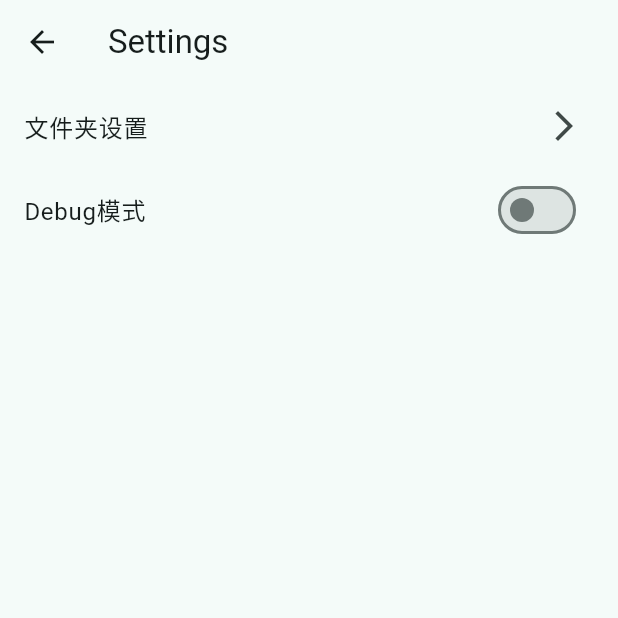
After one commit to fansa92/Kanada, a Flutter app: the MorePage screen opened by its route, after a tap on "Settings", on a phone screen of 412 x 824 dp, the top half of it. The commit adds this screen. Run offline on Flutter 3.47's test engine with Material 3 defaults, Android fonts, the light colour scheme and no system bars; drawn by our look-alikes of dynamic_color; our stand-ins replace audio_service, fluttertoast, just_audio, just_audio_background, permission_handler, plugin_platform_interface; missing offline and left inert: audio_metadata_reader; accounts and stored records are empty.

```diff
--- a/lib/global.dart
+++ b/lib/global.dart
@@ -1,22 +1,30 @@
 import 'package:flutter/material.dart';
 import 'package:just_audio/just_audio.dart';
 import 'package:kanada/pages/app.dart';
+import 'package:kanada/pages/folders.dart';
+import 'package:kanada/pages/home.dart';
 import 'package:kanada/pages/more.dart';
 import 'package:kanada/pages/more/debug.dart';
 import 'package:kanada/pages/more/debug/file_choose.dart';
 import 'package:kanada/pages/more/debug/link.dart';
 import 'package:kanada/pages/more/debug/player.dart';
 import 'package:kanada/pages/more/debug/toast.dart';
+import 'package:kanada/pages/more/settings.dart';
+import 'package:kanada/pages/more/settings/folders.dart';
 
 class Global{
   static Map<String, WidgetBuilder> routes = {
     '/': (context) => const AppPage(),
+    '/home': (context) => const HomePage(),
+    '/folders': (context) => const FoldersPage(),
     '/more': (context) => const MorePage(),
     '/more/debug': (context) => const DebugPage(),
     '/more/debug/link': (context) => const LinkDebug(),
     '/more/debug/player': (context) => const PlayerDebug(),
     '/more/debug/toast': (context) => const ToastDebug(),
     '/more/debug/file_choose': (context) => const FileChooseDebug(),
+    '/more/settings': (context) => const SettingsPage(),
+    '/more/settings/folders': (context) => const FoldersSettings(),
   };
   static late AudioPlayer player;
 }
--- a/lib/main.dart
+++ b/lib/main.dart
@@ -4,6 +4,7 @@ import 'package:flutter/services.dart';
 import 'package:just_audio/just_audio.dart';
 import 'package:just_audio_background/just_audio_background.dart';
 import 'package:kanada/global.dart';
+import 'package:kanada/settings.dart';
 import 'package:permission_handler/permission_handler.dart';
 
 Future<void> main() async {
@@ -30,6 +31,7 @@ Future<void> main() async {
     // systemNavigationBarIconBrightness: Brightness.dark,
   ));
   requestPermission();
+  Settings.fresh();
   runApp(const MyApp());
 }
 
--- a/lib/pages/app.dart
+++ b/lib/pages/app.dart
@@ -1,5 +1,8 @@
 import 'package:flutter/material.dart';
+import 'package:kanada/pages/folders.dart';
 import 'package:kanada/pages/more.dart';
+
+import 'home.dart';
 
 class AppPage extends StatefulWidget{
   const AppPage({super.key});
@@ -8,8 +11,9 @@ class AppPage extends StatefulWidget{
 }
 class _AppPageState extends State<AppPage>{
   static List<List<dynamic>> nav = [
-    [NavigationDestination(icon: Icon(Icons.home), label: 'Home'), const Text('Home')],
+    [NavigationDestination(icon: Icon(Icons.home), label: 'Home'), const HomePage()],
     [NavigationDestination(icon: Icon(Icons.search), label: 'Search'), const Text('Search')],
+    [NavigationDestination(icon: Icon(Icons.library_music), label: 'Music'), FoldersPage()],
     [NavigationDestination(icon: Icon(Icons.settings), label: 'More'), const MorePage()],
   ];
   int index = 0;
--- a/lib/pages/more.dart
+++ b/lib/pages/more.dart
@@ -1,20 +1,23 @@
 import 'package:flutter/material.dart';
-
+import '../settings.dart';
 import '../widgets/link_list.dart';
 
-class MorePage extends StatefulWidget{
+class MorePage extends StatefulWidget {
   const MorePage({super.key});
+
   @override
   State<MorePage> createState() => _MorePageState();
 }
-class _MorePageState extends State<MorePage>{
-  static List<List<dynamic>> settings = [
-    [Icons.bug_report, "Debug", '/more/debug']
-  ];
+
+class _MorePageState extends State<MorePage> {
   @override
   Widget build(BuildContext context) {
+    List<List<dynamic>> settings = <List<dynamic>>[
+      [Icons.settings, 'Settings', '/more/settings'],
+      if (Settings.debug) [Icons.bug_report, 'Debug', '/more/debug'],
+    ];
     return Scaffold(
-      body: LinkList(links: settings),
+      body: LinkList(links: settings, onTap: () => setState(() {})),
     );
   }
 }
--- a/lib/pages/more/debug.dart
+++ b/lib/pages/more/debug.dart
@@ -11,6 +11,9 @@ class _DebugPageState extends State<DebugPage>{
   @override
   Widget build(BuildContext context) {
     return Scaffold(
+      appBar: AppBar(
+        title: const Text('Debug'),
+      ),
       body: LinkList(links: [
         [Icons.link, 'Link Debug Page', '/more/debug/link'],
         [Icons.music_note, 'Player Debug Page', '/more/debug/player'],
--- /dev/null
+++ b/lib/pages/more/settings.dart
@@ -0,0 +1,52 @@
+import 'package:flutter/material.dart';
+import 'package:kanada/widgets/link.dart';
+
+import '../../settings.dart';
+
+class SettingsPage extends StatefulWidget {
+  const SettingsPage({super.key});
+
+  @override
+  State<SettingsPage> createState() => _SettingsPageState();
+}
+
+class _SettingsPageState extends State<SettingsPage> {
+  @override
+  void initState() {
+    super.initState();
+  }
+
+  @override
+  Widget build(BuildContext context) {
+    return Scaffold(
+      appBar: AppBar(title: const Text('Settings')),
+      body: ListView(
+        children: [
+          Link(
+            route: '/more/settings/folders',
+            child: ListTile(
+              title: Text('文件夹设置'),
+              trailing: Icon(Icons.arrow_forward_ios),
+            ),
+          ),
+          ListTile(
+            title: Text('Debug模式'),
+            trailing: Switch(
+              value: Settings.debug,
+              onChanged: (bool value) {
+                Settings.debug = value;
+                Settings.save();
+                setState(() {});
+              },
+            ),
+            onTap: () {
+              Settings.debug = !Settings.debug;
+              Settings.save();
+              setState(() {});
+            },
+          ),
+        ],
+      ),
+    );
+  }
+}
--- a/lib/settings.dart
+++ b/lib/settings.dart
@@ -0,0 +1,29 @@
+import 'package:kanada/userdata.dart';
+
+class Settings{
+  static Future<void> fresh() async {
+    final Map json =await UserData('settings.json').get(
+        defaultValue: {
+          'name': 'Kanade',
+          'folders': ['/storage/emulated/0/Music/'],
+          'debug': false,
+        }
+    );
+    name = json['name'];
+    folders = json['folders'].cast<String>();
+    debug = json['debug'];
+  }
+  static Future<void> save() async {
+    await UserData('settings.json').post({
+      'name': name,
+      'folders': folders,
+      'debug': debug,
+    });
+  }
+  static String toString_(){
+    return 'Settings{name: $name, folders: $folders, debug: $debug}';
+  }
+  static late String name;
+  static late List<String> folders;
+  static late bool debug;
+}
--- a/lib/widgets/link.dart
+++ b/lib/widgets/link.dart
@@ -142,8 +142,9 @@ class Link extends StatefulWidget {
   final Curve? curve;
   final double? elevation;
   final Color? shadowColor;
-  final BorderRadius? borderRadius; // 新增圆角参数
-  final Clip? clipBehavior; // 新增裁剪行为参数
+  final BorderRadius? borderRadius;
+  final Clip? clipBehavior;
+  final Function? onTap; // 新增 onTap 回调
 
   const Link({
     super.key,
@@ -155,6 +156,7 @@ class Link extends StatefulWidget {
     this.shadowColor,
     this.borderRadius,
     this.clipBehavior,
+    this.onTap, // 接收外部点击回调
   });
 
   @override
@@ -164,32 +166,36 @@ class Link extends StatefulWidget {
 class _LinkState extends State<Link> {
   final GlobalKey widgetKey = GlobalKey();
 
-  @override
-  Widget build(BuildContext context) {
-    return InkWell(
-      key: widgetKey,
-      onTap: () {
+  Future<void> _handleTap() async {
+    // 默认导航逻辑（如果外部未提供回调）
     final RenderBox renderBox = context.findRenderObject() as RenderBox;
     final Offset offset = renderBox.localToGlobal(Offset.zero);
     final Size size = renderBox.size;
-        Navigator.push(
+    await Navigator.push(
       context,
       CustomRoute(
         position: [offset.dx, offset.dy],
-            // 起始位置 (left, top)
         size: [size.width, size.height],
-            // 起始尺寸 (width, height)
         builder: (context) => Global.routes[widget.route]!(context),
         duration: widget.duration ?? const Duration(milliseconds: 300),
         curve: widget.curve ?? Curves.easeInOut,
         elevation: widget.elevation ?? 8.0,
         shadowColor: widget.shadowColor ?? Colors.black,
         borderRadius: widget.borderRadius ?? BorderRadius.zero,
-            // 使用传入的圆角
-            clipBehavior: widget.clipBehavior ?? Clip.antiAlias, // 使用传入的裁剪行为
+        clipBehavior: widget.clipBehavior ?? Clip.antiAlias,
       ),
     );
-      },
+
+    if (widget.onTap != null) {
+      widget.onTap!();
+    }
+  }
+
+  @override
+  Widget build(BuildContext context) {
+    return InkWell(
+      key: widgetKey,
+      onTap: _handleTap, // 使用统一的点击处理
       child: widget.child,
     );
   }
@@ -202,8 +208,9 @@ class LinkBuilder extends StatefulWidget {
   final Curve? curve;
   final double? elevation;
   final Color? shadowColor;
-  final BorderRadius? borderRadius; // 新增圆角参数
-  final Clip? clipBehavior; // 新增裁剪行为参数
+  final BorderRadius? borderRadius;
+  final Clip? clipBehavior;
+  final VoidCallback? onTap; // 新增 onTap 回调
 
   const LinkBuilder({
     super.key,
@@ -215,18 +222,24 @@ class LinkBuilder extends StatefulWidget {
     this.shadowColor,
     this.borderRadius,
     this.clipBehavior,
+    this.onTap, // 接收外部点击回调
   });
+
   @override
   State<LinkBuilder> createState() => _LinkBuilderState();
 }
 
 class _LinkBuilderState extends State<LinkBuilder> {
   final GlobalKey widgetKey = GlobalKey();
-  @override
-  Widget build(BuildContext context) {
-    return InkWell(
-      key: widgetKey,
-      onTap: () {
+
+  void _handleTap() {
+    // 优先执行外部传入的 onTap
+    if (widget.onTap != null) {
+      widget.onTap!();
+      return;
+    }
+
+    // 默认导航逻辑（如果外部未提供回调）
     final RenderBox renderBox = context.findRenderObject() as RenderBox;
     final Offset offset = renderBox.localToGlobal(Offset.zero);
     final Size size = renderBox.size;
@@ -234,20 +247,23 @@ class _LinkBuilderState extends State<LinkBuilder> {
       context,
       CustomRoute(
         position: [offset.dx, offset.dy],
-            // 起始位置 (left, top)
         size: [size.width, size.height],
-            // 起始尺寸 (width, height)
         builder: widget.builder,
-            duration: widget.duration?? const Duration(milliseconds: 300),
-            curve: widget.curve?? Curves.easeInOut,
-            elevation: widget.elevation?? 8.0,
-            shadowColor: widget.shadowColor?? Colors.black,
-            borderRadius: widget.borderRadius?? BorderRadius.zero,
-            // 使用传入的圆角
-            clipBehavior: widget.clipBehavior?? Clip.antiAlias, // 使用传入的裁剪行为
-          )
+        duration: widget.duration ?? const Duration(milliseconds: 300),
+        curve: widget.curve ?? Curves.easeInOut,
+        elevation: widget.elevation ?? 8.0,
+        shadowColor: widget.shadowColor ?? Colors.black,
+        borderRadius: widget.borderRadius ?? BorderRadius.zero,
+        clipBehavior: widget.clipBehavior ?? Clip.antiAlias,
+      ),
     );
-      },
+  }
+
+  @override
+  Widget build(BuildContext context) {
+    return InkWell(
+      key: widgetKey,
+      onTap: _handleTap, // 使用统一的点击处理
       child: widget.child,
     );
   }
--- a/lib/widgets/link_list.dart
+++ b/lib/widgets/link_list.dart
@@ -1,27 +1,29 @@
 import 'package:flutter/material.dart';
 import 'package:kanada/widgets/link.dart';
 
-class LinkList extends StatefulWidget {
+class LinkList extends StatelessWidget {
   final List<List<dynamic>> links;
+  final Function? onTap; // 新增点击回调
 
-  const LinkList({super.key, required this.links});
+  const LinkList({
+    super.key,
+    required this.links,
+    this.onTap, // 接收回调参数
+  });
 
-  @override
-  State<LinkList> createState() => _LinkListState();
-}
-
-class _LinkListState extends State<LinkList> {
   @override
   Widget build(BuildContext context) {
     return ListView.builder(
-      itemCount: widget.links.length,
+      itemCount: links.length,
       itemBuilder: (context, index) {
+        final route = links[index][2] as String; // 明确类型为String
         return Link(
-          route: widget.links[index][2],
+          route: route,
+          onTap: onTap, // 传递点击事件到父组件
           child: ListTile(
-            leading: Icon(widget.links[index][0]),
-            title: Text(widget.links[index][1]),
-            trailing: Icon(Icons.arrow_forward_ios),
+            leading: Icon(links[index][0]),
+            title: Text(links[index][1]),
+            trailing: const Icon(Icons.arrow_forward_ios),
           ),
         );
       },
--- a/pubspec.yaml
+++ b/pubspec.yaml
@@ -20,6 +20,8 @@ dependencies:
   fluttertoast: ^8.2.12
   audio_metadata_reader: ^1.3.0
   flutter_launcher_icons: ^0.14.3
+  path_provider: ^2.1.5
+  path: ^1.9.1
 
 publish_to: none
 
```
Also changed, not shown: kanada_album_art/lib/kanada_album_art.dart (+5 -7 lines), lib/metadata.dart (+18 -2 lines), lib/pages/folder.dart (added, +51 -0 lines), lib/pages/folders.dart (added, +33 -0 lines), lib/pages/home.dart (added, +27 -0 lines), lib/pages/more/debug/player.dart (+18 -14 lines), lib/pages/more/settings/folders.dart (added, +180 -0 lines), lib/pages/player.dart (added, +17 -0 lines), lib/userdata.dart (+21 -5 lines), lib/widgets/music_info.dart (added, +65 -0 lines), pubspec.lock. Lines whose indentation alone changed are shown as unchanged.
